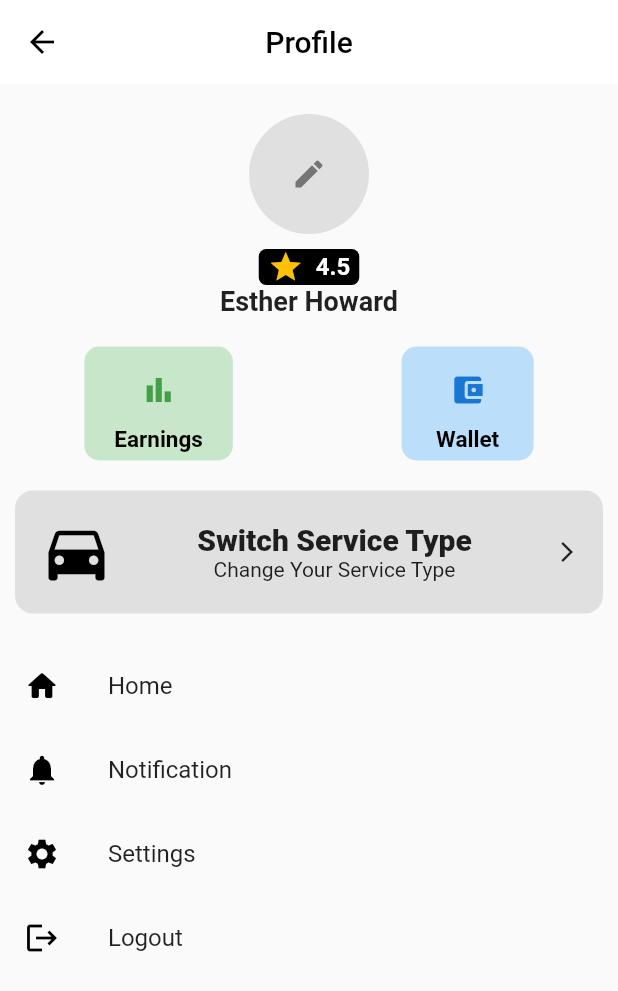
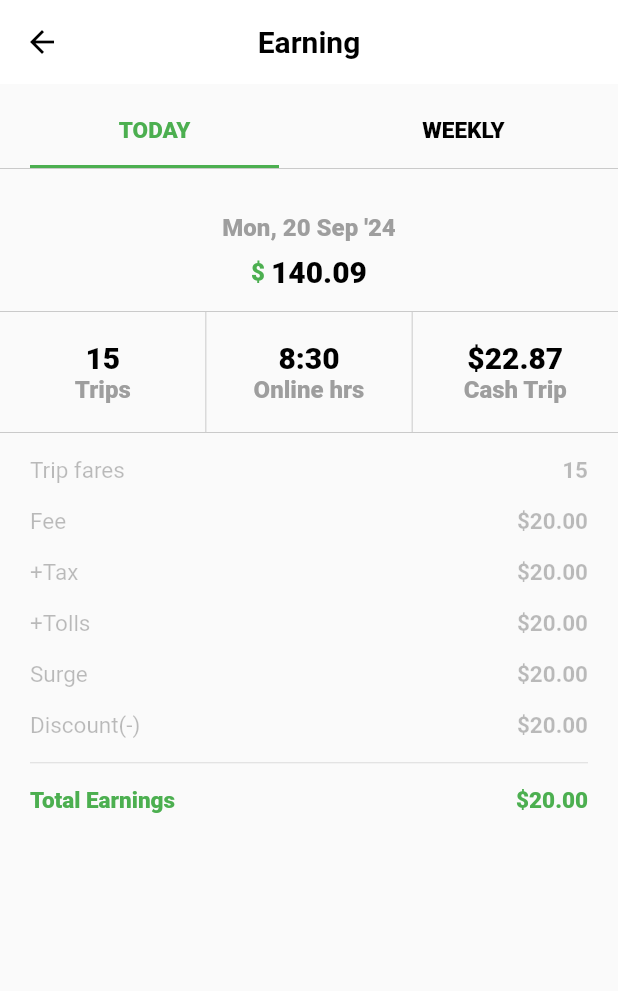
Before and after one commit to vipultarur/MyTexi, a Flutter app: the ProfileScreen screen opened directly, after a tap on the "bar chart" icon, on a phone screen of 412 x 824 dp. Shown: the top 991 px of the screen. Run offline on Flutter 3.47's test engine with Material 3 defaults, Android fonts, the phone set to English and light mode, and no system bars; our stand-ins replace fl_chart, flutter_dash, flutter_otp_text_field, flutter_rating_bar; missing offline and left inert: fl_country_code_picker, flutter_osm_plugin, flutter_swipe_button, flutter_timer_countdown, otp_timer_button.

Commit message:
5 commit

```diff
--- /dev/null
+++ b/lib/views/menu/earning_screen.dart
@@ -0,0 +1,236 @@
+import 'package:flutter/material.dart';
+import 'package:fl_chart/fl_chart.dart';
+import 'package:farego/widget/price_list_view.dart'; // Ensure this file exists
+
+class EarningScreen extends StatefulWidget {
+  const EarningScreen({super.key});
+
+  @override
+  State<EarningScreen> createState() => _EarningScreenState();
+}
+
+class _EarningScreenState extends State<EarningScreen>
+    with SingleTickerProviderStateMixin {
+  late TabController _controller; // Changed from nullable to late
+  int touchedIndex = -1;
+
+  final Map<String, String> todayObj = {
+    "trips": "15",
+    "hrs": "8:30",
+    "cash_trip": "\$22.87",
+    "trip_fares": "\$22.87",
+    "fee": "\$20.00",
+    "tax": "\$20.00",
+    "tolls": "\$20.00",
+    "surge": "\$20.00",
+    "discount": "\$20.00",
+    "total": "\$20.00",
+  };
+
+  final Map<String, String> weekObj = {
+    "trips": "15",
+    "hrs": "8:30",
+    "cash_trip": "\$22.87",
+    "trip_fares": "\$22.87",
+    "fee": "\$20.00",
+    "tax": "\$20.00",
+    "tolls": "\$20.00",
+    "surge": "\$20.00",
+    "discount": "\$20.00",
+    "total": "\$20.00",
+  };
+
+  @override
+  void initState() {
+    super.initState();
+    _controller = TabController(length: 2, vsync: this);
+  }
+
+  @override
+  void dispose() {
+    _controller.dispose();
+    super.dispose();
+  }
+
+  @override
+  Widget build(BuildContext context) {
+    return Scaffold(
+      appBar: AppBar(
+        backgroundColor: Colors.white,
+        elevation: 0,
+        centerTitle: true,
+        leading: IconButton(
+          icon: const Icon(Icons.arrow_back, color: Colors.black),
+          onPressed: () => Navigator.pop(context),
+        ),
+        title: const Text(
+          'Earning',
+          style: TextStyle(color: Colors.black, fontWeight: FontWeight.bold),
+        ),
+      ),
+      body: Column(
+        children: [
+          const SizedBox(height: 8),
+          TabBar(
+            controller: _controller,
+            indicatorColor: Colors.green,
+            indicatorPadding: const EdgeInsets.symmetric(horizontal: 20),
+            labelColor: Colors.green,
+            unselectedLabelColor: Colors.black,
+            labelStyle:
+                const TextStyle(fontSize: 15, fontWeight: FontWeight.w800),
+            unselectedLabelStyle:
+                const TextStyle(fontSize: 15, fontWeight: FontWeight.w800),
+            tabs: const [Tab(text: "TODAY"), Tab(text: "WEEKLY")],
+          ),
+          Container(
+            width: double.infinity,
+            height: 0.5,
+            color: Colors.black26,
+          ),
+          Expanded(
+            child: TabBarView(
+              controller: _controller,
+              children: [
+                SingleChildScrollView(
+                  child: Column(
+                    children: [
+                      const SizedBox(height: 30),
+                      const Text(
+                        "Mon, 20 Sep '24",
+                        style: TextStyle(
+                            color: Colors.grey,
+                            fontSize: 16,
+                            fontWeight: FontWeight.w800),
+                      ),
+                      const SizedBox(height: 8),
+                      const Row(
+                        mainAxisSize: MainAxisSize.min,
+                        children: [
+                          Text(
+                            "\$",
+                            style: TextStyle(
+                                color: Colors.green,
+                                fontSize: 16,
+                                fontWeight: FontWeight.w800),
+                          ),
+                          SizedBox(width: 4),
+                          Text(
+                            "140.09",
+                            style: TextStyle(
+                                color: Colors.black,
+                                fontSize: 20,
+                                fontWeight: FontWeight.w800),
+                          ),
+                        ],
+                      ),
+                      PriceListView(dObj: todayObj),
+                    ],
+                  ),
+                ),
+                SingleChildScrollView(
+                  child: Column(
+                    children: [
+                      const SizedBox(height: 30),
+                      const Text(
+                        "Week Earnings Summary",
+                        style: TextStyle(
+                            color: Colors.grey,
+                            fontSize: 16,
+                            fontWeight: FontWeight.w800),
+                      ),
+                      const SizedBox(height: 8),
+                      const Row(
+                        mainAxisSize: MainAxisSize.min,
+                        children: [
+                          Text(
+                            "\$",
+                            style: TextStyle(
+                                color: Colors.green,
+                                fontSize: 16,
+                                fontWeight: FontWeight.w800),
+                          ),
+                          SizedBox(width: 4),
+                          Text(
+                            "560.45",
+                            style: TextStyle(
+                                color: Colors.black,
+                                fontSize: 20,
+                                fontWeight: FontWeight.w800),
+                          ),
+                        ],
+                      ),
+                      SizedBox(
+                        height: 250,
+                        child: BarChart(
+                          BarChartData(
+                            barGroups: showingGroups(),
+                            titlesData: FlTitlesData(
+                              leftTitles: const AxisTitles(
+                                  sideTitles: SideTitles(showTitles: false)),
+                              rightTitles: const AxisTitles(
+                                  sideTitles: SideTitles(showTitles: false)),
+                              topTitles: const AxisTitles(
+                                  sideTitles: SideTitles(showTitles: false)),
+                              bottomTitles: AxisTitles(
+                                sideTitles: SideTitles(
+                                  showTitles: true,
+                                  getTitlesWidget: getTitles,
+                                  reservedSize: 38,
+                                ),
+                              ),
+                            ),
+                            borderData: FlBorderData(show: false),
+                            gridData: const FlGridData(show: false),
+                          ),
+                        ),
+                      ),
+                      PriceListView(dObj: weekObj),
+                    ],
+                  ),
+                ),
+              ],
+            ),
+          ),
+        ],
+      ),
+    );
+  }
+
+  Widget getTitles(double value, TitleMeta meta) {
+    var style = const TextStyle(
+        color: Colors.green, fontSize: 18, fontWeight: FontWeight.bold);
+    List<String> days = ["S", "M", "T", "W", "T", "F", "S"];
+
+    if (value.toInt() < 0 || value.toInt() >= days.length) {
+      return const SizedBox();
+    }
+
+    return Text(days[value.toInt()], style: style);
+  }
+
+  List<BarChartGroupData> showingGroups() {
+    List<double> values = [5.0, 10.5, 5.0, 7.5, 15.0, 5.5, 8.5];
+
+    return List.generate(7, (i) {
+      print("Creating bar data for index $i with value ${values[i]}");
+      return makeGroupData(i, values[i], Colors.green.shade600,
+          isTouched: i == touchedIndex);
+    });
+  }
+
+  BarChartGroupData makeGroupData(int x, double y, Color barColor,
+      {bool isTouched = false, double width = 40}) {
+    return BarChartGroupData(
+      x: x,
+      barRods: [
+        BarChartRodData(
+          toY: isTouched ? y + 1 : y,
+          color: barColor,
+          width: width,
+          borderRadius: BorderRadius.only(topLeft: Radius.circular(5), topRight: Radius.circular(5)),
+        ),
+      ],
+    );
+  }
+}
--- a/lib/views/menu/menu_screen.dart
+++ b/lib/views/menu/menu_screen.dart
@@ -1,4 +1,5 @@
 import 'package:farego/commen/app_colors.dart';
+import 'package:farego/views/menu/earning_screen.dart';
 import 'package:farego/views/menu/service_type_screen.dart';
 import 'package:farego/widget/gray_liable_colum_box.dart';
 import 'package:flutter/material.dart';
@@ -87,7 +88,9 @@ class ProfileScreen extends StatelessWidget {
             mainAxisAlignment: MainAxisAlignment.spaceAround,
             children: [
               GrayLiableColumBox(
-                onPressed: () {},
+                onPressed: () {
+                  context.push(EarningScreen());
+                },
                 icon: Icon(Icons.bar_chart_outlined, color: Colors.green.shade600),
                 title: "Earnings",
                 backgroundColor: Colors.green.shade100,
--- a/lib/views/menu/service_type_screen.dart
+++ b/lib/views/menu/service_type_screen.dart
@@ -1,3 +1,4 @@
+import 'package:farego/commen/app_colors.dart';
 import 'package:farego/widget/switch_row.dart';
 import 'package:flutter/cupertino.dart';
 import 'package:flutter/material.dart';
@@ -36,7 +37,7 @@ class _ServiceTypeScreenState extends State<ServiceTypeScreen> {
         leading: IconButton(
           icon: const Icon(Icons.arrow_back, color: Colors.black),
           onPressed: () {
-            // Add navigation logic here if needed
+            context.pop();
           },
         ),
         title: const Text(
--- /dev/null
+++ b/lib/widget/price_list_view.dart
@@ -0,0 +1,108 @@
+import 'package:farego/widget/title_subtitle_cell.dart';
+import 'package:farego/widget/title_subtitle_row.dart';
+import 'package:flutter/material.dart';
+
+class PriceListView extends StatelessWidget {
+  final Map dObj;
+  const PriceListView({super.key, required this.dObj});
+
+  @override
+  Widget build(BuildContext context) {
+    return Column(
+      children: [
+        const SizedBox(
+          height: 15,
+        ),
+        Container(
+          width: double.maxFinite,
+          height: 0.5,
+          color: Colors.black26,
+        ),
+        Row(
+          children: [
+            Expanded(
+              child: TitleSubtitleCell(
+                title: dObj["trips"],
+                subtitle: "Trips",
+              ),
+            ),
+            Container(
+              height: 80,
+              width: 0.5,
+              color: Colors.black26,
+            ),
+            Expanded(
+              child: TitleSubtitleCell(
+                title: dObj["hrs"],
+                subtitle: "Online hrs",
+              ),
+            ),
+            Container(
+              height: 80,
+              width: 0.5,
+              color: Colors.black26,
+            ),
+            Expanded(
+              child: TitleSubtitleCell(
+                title: dObj["cash_trip"],
+                subtitle: "Cash Trip",
+              ),
+            )
+          ],
+        ),
+        Container(
+          width: double.maxFinite,
+          height: 0.5,
+          color: Colors.black26,
+        ),
+        Padding(
+          padding: const EdgeInsets.symmetric(vertical: 8, horizontal: 20),
+          child: Column(
+            children: [
+              TitleSubtitleRow(
+                title: "Trip fares",
+                subtitle: dObj["trips"],
+                color: Colors.black26,
+              ),
+              TitleSubtitleRow(
+                title: "Fee",
+                subtitle: dObj["fee"],
+                color: Colors.black26,
+              ),
+              TitleSubtitleRow(
+                title: "+Tax",
+                subtitle: dObj["tax"],
+                color: Colors.black26,
+              ),
+              TitleSubtitleRow(
+                title: "+Tolls",
+                subtitle: dObj["tolls"],
+                color: Colors.black26,
+              ),
+              TitleSubtitleRow(
+                title: "Surge",
+                subtitle: dObj["surge"],
+                color: Colors.black26,
+              ),
+              TitleSubtitleRow(
+                title: "Discount(-)",
+                subtitle: dObj["discount"],
+                color: Colors.black26,
+              ),
+              const Divider(),
+              TitleSubtitleRow(
+                title: "Total Earnings",
+                subtitle: dObj["total"],
+                color: Colors.green,
+                weight: FontWeight.w800,
+              ),
+            ],
+          ),
+        ),
+        const SizedBox(
+          height: 8,
+        )
+      ],
+    );
+  }
+}
--- /dev/null
+++ b/lib/widget/title_subtitle_cell.dart
@@ -0,0 +1,37 @@
+import 'package:flutter/cupertino.dart';
+import 'package:flutter/material.dart';
+
+class TitleSubtitleCell extends StatelessWidget {
+  final String title;
+  final String subtitle;
+
+  const TitleSubtitleCell({super.key, required this.title, required this.subtitle});
+
+  @override
+  Widget build(BuildContext context) {
+    return Container(
+      padding: const EdgeInsets.symmetric(
+        vertical: 15
+      ),
+      child: Column(
+        children: [
+          Text(
+            title,
+            style: const TextStyle(
+                color: Colors.black,
+                fontSize: 20,
+                fontWeight: FontWeight.w800),
+          ),
+          Text(
+            subtitle,
+            style: const TextStyle(
+                color: Colors.grey,
+                fontSize: 16,
+                fontWeight: FontWeight.w800),
+          ),
+        ],
+      ),
+    );
+
+  }
+}
--- /dev/null
+++ b/lib/widget/title_subtitle_row.dart
@@ -0,0 +1,40 @@
+import 'package:flutter/material.dart';
+
+
+class TitleSubtitleRow extends StatelessWidget {
+  final String title;
+  final String subtitle;
+  final Color? color;
+  final FontWeight? weight;
+  const TitleSubtitleRow(
+      {super.key, required this.title, required this.subtitle, this.color, this.weight});
+
+  @override
+  Widget build(BuildContext context) {
+    return Padding(
+      padding: const EdgeInsets.symmetric(vertical: 8),
+      child: Row(
+        children: [
+          Expanded(
+            child: Text(
+              title,
+              style: TextStyle(
+                  color: color ?? Colors.black,
+                  fontSize: 15,
+                  fontWeight: weight ?? FontWeight.w400
+              ),
+            ),
+          ),
+          Text(
+            subtitle,
+            style: TextStyle(
+              color: color ?? Colors.black,
+              fontSize: 15,
+              fontWeight: weight ?? FontWeight.w600,
+            ),
+          )
+        ],
+      ),
+    );
+  }
+}
--- a/pubspec.yaml
+++ b/pubspec.yaml
@@ -43,6 +43,7 @@ dependencies:
   flutter_swipe_button: ^2.1.1+1
   flutter_timer_countdown: ^1.0.7
   flutter_rating_bar: ^4.0.1
+  fl_chart: ^0.70.2
 dev_dependencies:
   flutter_test:
     sdk: flutter
```
Also changed, not shown: pubspec.lock.
